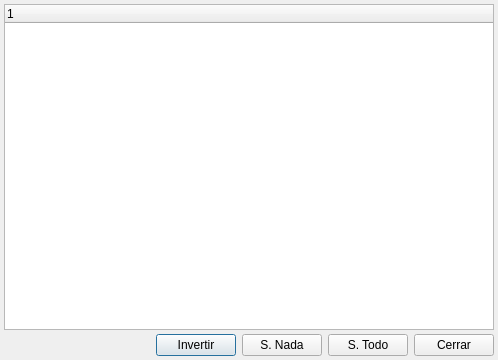
First picture: the form in bulmages/bulmacont/src/bccentrocosteseleccionarbase.ui, repository eboladev/Bulmages-1, before the edit.
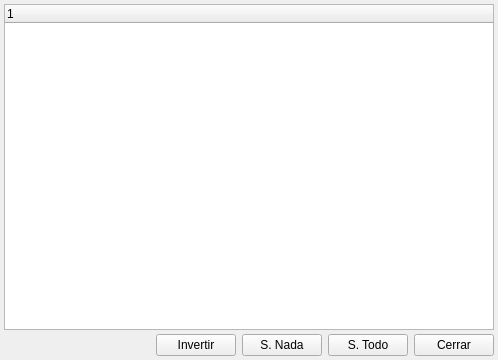
Second picture: the form after the edit. Icons and pictures are not drawn.

What changed in the file:
```diff
--- a/bulmages/bulmacont/src/bccentrocosteseleccionarbase.ui
+++ b/bulmages/bulmacont/src/bccentrocosteseleccionarbase.ui
@@ -1,7 +1,7 @@
 <?xml version="1.0" encoding="UTF-8"?>
 <ui version="4.0">
  <class>BcCentroCosteSeleccionarBase</class>
- <widget class="QDialog" name="BcCentroCosteSeleccionarBase">
+ <widget class="QWidget" name="BcCentroCosteSeleccionarBase">
   <property name="geometry">
    <rect>
     <x>0</x>
```
